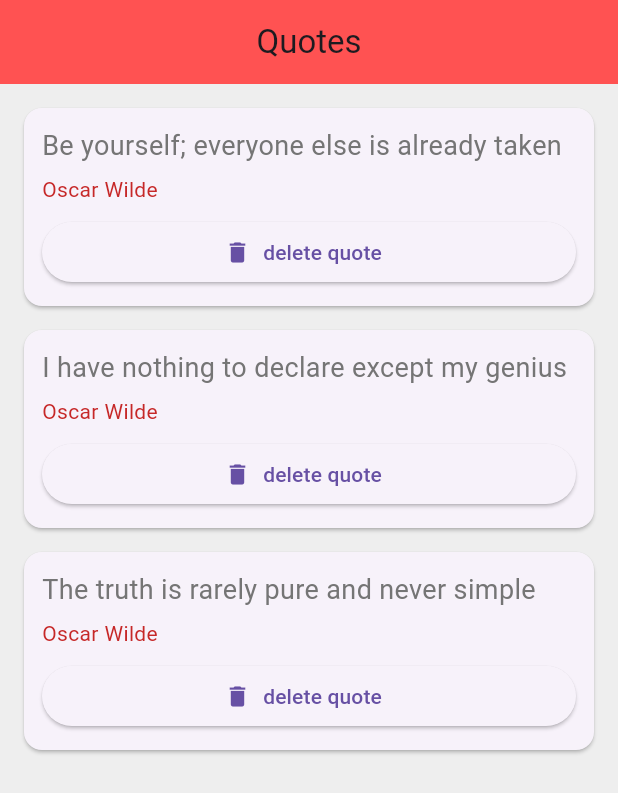
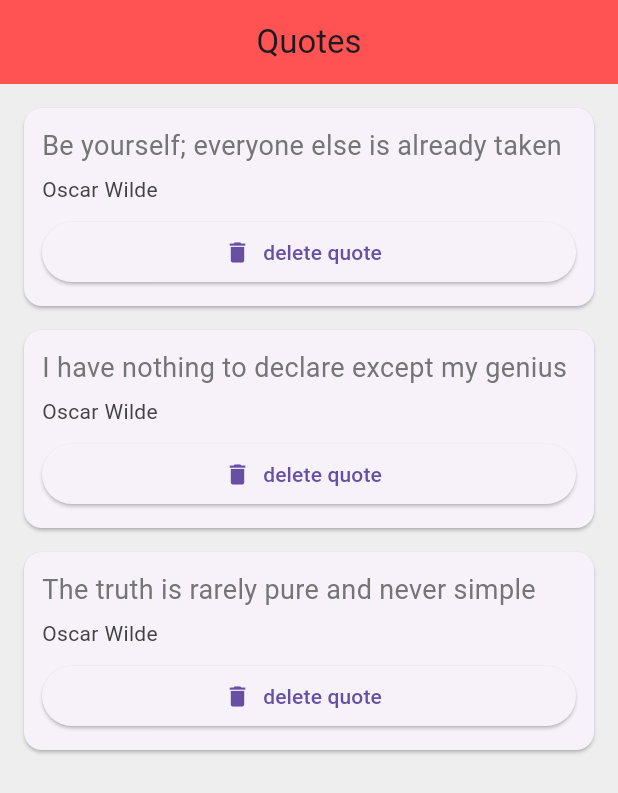
Before and after one commit to Naman-sCode/APP_dev_projects, a Flutter app: the screen it shows after launch, on a phone screen of 412 x 824 dp. Shown: the top 793 px of the screen. Run offline on Flutter 3.47's test engine with Material 3 defaults, Android fonts, the phone set to English and light mode, and no system bars.

Commit message:
re-update

```diff
--- a/lib/quote_card.dart
+++ b/lib/quote_card.dart
@@ -27,7 +27,7 @@ class QuoteCard extends StatelessWidget {
                 quote.author,
                 style: TextStyle(
                   fontSize: 14.0,
-                  color: Colors.red[800],
+                  color: Colors.grey[800],
                 ),
               ),
               const SizedBox(height: 8.0),
```
